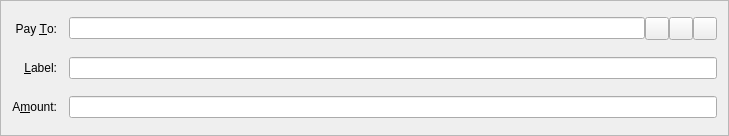
sherlockcoin/navajocoin, file src/qt/forms/sendcoinsentry.ui: the form before one commit.
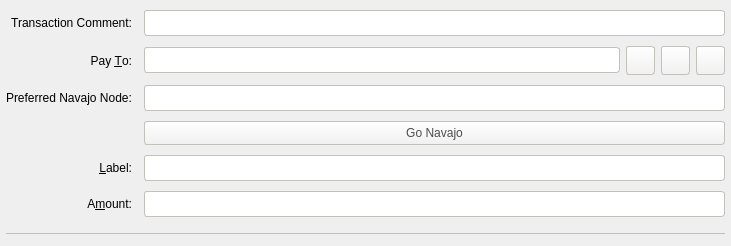
The form after the commit. Icons and pictures are not drawn. Custom widgets are drawn as their Qt base class.

Patch:
```diff
--- a/src/qt/forms/sendcoinsentry.ui
+++ b/src/qt/forms/sendcoinsentry.ui
@@ -6,71 +6,46 @@
    <rect>
     <x>0</x>
     <y>0</y>
-    <width>729</width>
-    <height>136</height>
+    <width>731</width>
+    <height>246</height>
    </rect>
   </property>
   <property name="windowTitle">
    <string>Form</string>
   </property>
+  <property name="styleSheet">
+   <string notr="true">border:none;</string>
+  </property>
   <property name="frameShape">
    <enum>QFrame::StyledPanel</enum>
   </property>
   <property name="frameShadow">
-   <enum>QFrame::Sunken</enum>
+   <enum>QFrame::Plain</enum>
   </property>
   <layout class="QGridLayout" name="gridLayout">
-   <property name="spacing">
+   <property name="leftMargin">
+    <number>6</number>
+   </property>
+   <property name="topMargin">
+    <number>6</number>
+   </property>
+   <property name="rightMargin">
+    <number>6</number>
+   </property>
+   <property name="bottomMargin">
+    <number>0</number>
+   </property>
+   <property name="horizontalSpacing">
     <number>12</number>
    </property>
-   <item row="5" column="0">
-    <widget class="QLabel" name="label">
-     <property name="text">
-      <string>A&amp;mount:</string>
-     </property>
-     <property name="alignment">
-      <set>Qt::AlignRight|Qt::AlignTrailing|Qt::AlignVCenter</set>
-     </property>
-     <property name="buddy">
-      <cstring>payAmount</cstring>
-     </property>
-    </widget>
-   </item>
-   <item row="3" column="0">
-    <widget class="QLabel" name="label_2">
-     <property name="text">
-      <string>Pay &amp;To:</string>
-     </property>
-     <property name="alignment">
-      <set>Qt::AlignRight|Qt::AlignTrailing|Qt::AlignVCenter</set>
-     </property>
-     <property name="buddy">
-      <cstring>payTo</cstring>
-     </property>
-    </widget>
-   </item>
-   <item row="5" column="1">
-    <widget class="BitcoinAmountField" name="payAmount"/>
-   </item>
-   <item row="4" column="1">
-    <layout class="QHBoxLayout" name="horizontalLayout_2">
-     <property name="spacing">
-      <number>0</number>
-     </property>
-     <item>
-      <widget class="QValidatedLineEdit" name="addAsLabel">
-       <property name="enabled">
-        <bool>true</bool>
-       </property>
-       <property name="toolTip">
-        <string>Enter a label for this address to add it to your address book</string>
-       </property>
-      </widget>
-     </item>
-    </layout>
-   </item>
-   <item row="4" column="0">
+   <property name="verticalSpacing">
+    <number>6</number>
+   </property>
+   <item row="8" column="0">
     <widget class="QLabel" name="label_4">
+     <property name="styleSheet">
+      <string notr="true">border:none;</string>
+     </property>
      <property name="text">
       <string>&amp;Label:</string>
      </property>
@@ -82,7 +57,7 @@
      </property>
     </widget>
    </item>
-   <item row="3" column="1">
+   <item row="4" column="1">
     <layout class="QHBoxLayout" name="payToLayout">
      <property name="spacing">
       <number>0</number>
@@ -92,6 +67,14 @@
        <property name="toolTip">
         <string>The address to send the payment to  (e.g. sjz75uKHzUQJnSdzvpiigEGxseKkDhQToX)</string>
        </property>
+       <property name="styleSheet">
+        <string notr="true">background-color: rgb(255,255,255);
+border-radius:3px;
+border: 1px solid #C4C1BD;
+color: #4C4C4C;
+padding: 4px;
+margin: 0px 6px 0px 0px;</string>
+       </property>
        <property name="maxLength">
         <number>34</number>
        </property>
@@ -102,6 +85,14 @@
        <property name="toolTip">
         <string>Choose address from address book</string>
        </property>
+       <property name="styleSheet">
+        <string notr="true">background-color: qlineargradient(spread:pad, x1:0, y1:1, x2:0, y2:0, stop:0 rgb(240,240,240), stop:1 rgb(255, 255, 255));
+border-radius:3px;
+border: 1px solid #C4C1BD;
+color: #4C4C4C;
+padding: 4px;
+margin: 0px 6px 0px 0px;</string>
+       </property>
        <property name="text">
         <string/>
        </property>
@@ -119,6 +110,14 @@
        <property name="toolTip">
         <string>Paste address from clipboard</string>
        </property>
+       <property name="styleSheet">
+        <string notr="true">background-color: qlineargradient(spread:pad, x1:0, y1:1, x2:0, y2:0, stop:0 rgb(240,240,240), stop:1 rgb(255, 255, 255));
+border-radius:3px;
+border: 1px solid #C4C1BD;
+color: #4C4C4C;
+padding: 4px;
+margin: 0px 6px 0px 0px;</string>
+       </property>
        <property name="text">
         <string/>
        </property>
@@ -136,6 +135,13 @@
        <property name="toolTip">
         <string>Remove this recipient</string>
        </property>
+       <property name="styleSheet">
+        <string notr="true">background-color: qlineargradient(spread:pad, x1:0, y1:1, x2:0, y2:0, stop:0 rgb(240,240,240), stop:1 rgb(255, 255, 255));
+border-radius:3px;
+border: 1px solid #C4C1BD;
+color: #4C4C4C;
+padding: 4px;</string>
+       </property>
        <property name="text">
         <string/>
        </property>
@@ -147,6 +153,164 @@
      </item>
     </layout>
    </item>
+   <item row="7" column="1">
+    <widget class="QPushButton" name="gonavanjoButton">
+     <property name="styleSheet">
+      <string notr="true">background-color: qlineargradient(spread:pad, x1:0, y1:1, x2:0, y2:0, stop:0 rgb(240,240,240), stop:1 rgb(255, 255, 255));
+border-radius:3px;
+border: 1px solid #C4C1BD;
+color: #4C4C4C;
+padding: 4px 12px;</string>
+     </property>
+     <property name="text">
+      <string>Go Navajo</string>
+     </property>
+    </widget>
+   </item>
+   <item row="6" column="0">
+    <widget class="QLabel" name="label_3">
+     <property name="styleSheet">
+      <string notr="true">border:none;</string>
+     </property>
+     <property name="text">
+      <string>Preferred Navajo Node:</string>
+     </property>
+    </widget>
+   </item>
+   <item row="6" column="1">
+    <widget class="QLineEdit" name="lineEdit">
+     <property name="styleSheet">
+      <string notr="true">background-color: rgb(255,255,255);
+border-radius:3px;
+border: 1px solid #C4C1BD;
+color: #4C4C4C;
+padding: 4px;</string>
+     </property>
+    </widget>
+   </item>
+   <item row="1" column="1">
+    <widget class="QLineEdit" name="lineEdit_2">
+     <property name="styleSheet">
+      <string notr="true">background-color: rgb(255,255,255);
+border-radius:3px;
+border: 1px solid #C4C1BD;
+color: #4C4C4C;
+padding: 4px;</string>
+     </property>
+    </widget>
+   </item>
+   <item row="8" column="1">
+    <layout class="QHBoxLayout" name="horizontalLayout_2">
+     <property name="spacing">
+      <number>0</number>
+     </property>
+     <item>
+      <widget class="QValidatedLineEdit" name="addAsLabel">
+       <property name="enabled">
+        <bool>true</bool>
+       </property>
+       <property name="toolTip">
+        <string>Enter a label for this address to add it to your address book</string>
+       </property>
+       <property name="styleSheet">
+        <string notr="true">background-color: rgb(255,255,255);
+border-radius:3px;
+border: 1px solid #C4C1BD;
+color: #4C4C4C;
+padding: 4px;</string>
+       </property>
+      </widget>
+     </item>
+    </layout>
+   </item>
+   <item row="9" column="1">
+    <widget class="BitcoinAmountField" name="payAmount">
+     <property name="styleSheet">
+      <string notr="true">background-color: rgb(255,255,255);
+border-radius:3px;
+border: 1px solid #C4C1BD;
+color: #4C4C4C;
+padding: 4px;</string>
+     </property>
+    </widget>
+   </item>
+   <item row="1" column="0">
+    <widget class="QLabel" name="label_5">
+     <property name="styleSheet">
+      <string notr="true">border:none;</string>
+     </property>
+     <property name="text">
+      <string>Transaction Comment:</string>
+     </property>
+     <property name="alignment">
+      <set>Qt::AlignRight|Qt::AlignTrailing|Qt::AlignVCenter</set>
+     </property>
+    </widget>
+   </item>
+   <item row="9" column="0">
+    <widget class="QLabel" name="label">
+     <property name="styleSheet">
+      <string notr="true">border:none;</string>
+     </property>
+     <property name="text">
+      <string>A&amp;mount:</string>
+     </property>
+     <property name="alignment">
+      <set>Qt::AlignRight|Qt::AlignTrailing|Qt::AlignVCenter</set>
+     </property>
+     <property name="buddy">
+      <cstring>payAmount</cstring>
+     </property>
+    </widget>
+   </item>
+   <item row="4" column="0">
+    <widget class="QLabel" name="label_2">
+     <property name="styleSheet">
+      <string notr="true">border:none;</string>
+     </property>
+     <property name="text">
+      <string>Pay &amp;To:</string>
+     </property>
+     <property name="alignment">
+      <set>Qt::AlignRight|Qt::AlignTrailing|Qt::AlignVCenter</set>
+     </property>
+     <property name="buddy">
+      <cstring>payTo</cstring>
+     </property>
+    </widget>
+   </item>
+   <item row="10" column="0" colspan="2">
+    <layout class="QVBoxLayout" name="verticalLayout">
+     <property name="spacing">
+      <number>0</number>
+     </property>
+     <property name="topMargin">
+      <number>6</number>
+     </property>
+     <item>
+      <widget class="Line" name="line">
+       <property name="minimumSize">
+        <size>
+         <width>0</width>
+         <height>1</height>
+        </size>
+       </property>
+       <property name="maximumSize">
+        <size>
+         <width>16777211</width>
+         <height>16777215</height>
+        </size>
+       </property>
+       <property name="styleSheet">
+        <string notr="true">border-top: 1px solid #C0C0C0;</string>
+       </property>
+       <property name="orientation">
+        <enum>Qt::Horizontal</enum>
+       </property>
+      </widget>
+     </item>
+    </layout>
+   </item>
   </layout>
  </widget>
  <customwidgets>
```
